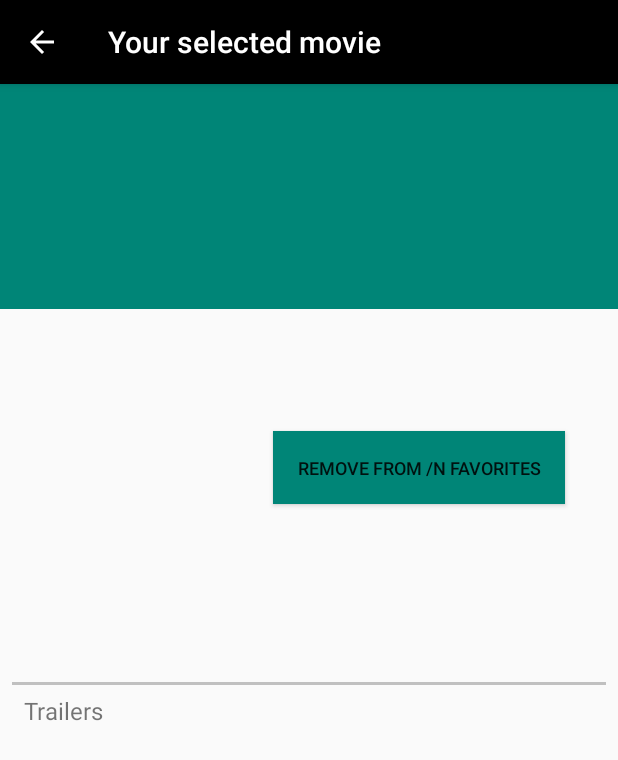
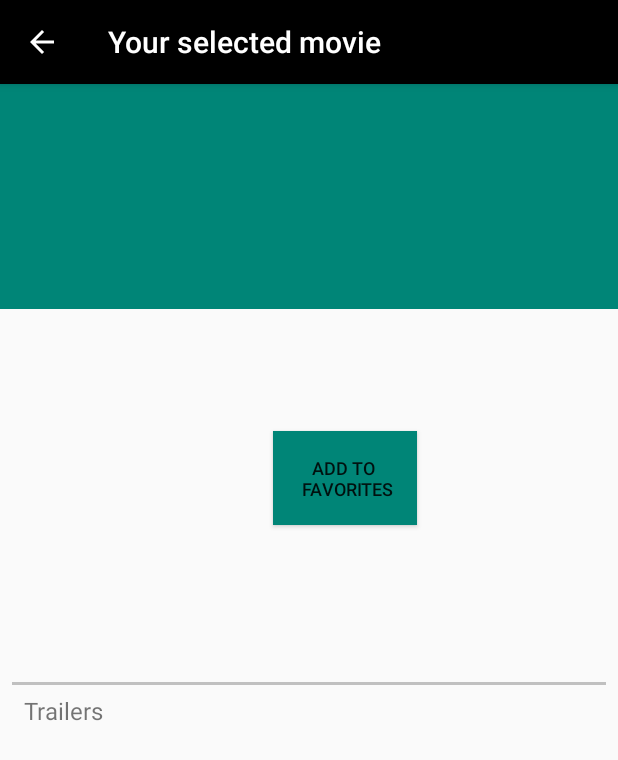
Before and after one commit to estherguiuhernandez/MoviesAppStage2, an Android app: the MovieDetailsActivity screen opened directly, with no data from a screen before it, on a phone screen of 412 x 824 dp. Shown: the top 760 px of the screen. Run offline under Robolectric (Android 15) with nearby library versions, the phone set to English and light mode, and no system bars; our stand-ins replace Room's generated code; pictures from the network do not load; 6 statements that could not run were skipped.

```diff
--- a/app/src/main/java/com/example/moviesapp/database/FavoritesRepository.java
+++ b/app/src/main/java/com/example/moviesapp/database/FavoritesRepository.java
@@ -81,10 +81,10 @@ public class FavoritesRepository {
 
 
     // we need to perform database operations on background thread, need to do this manually
-    private static class LoadMovieFavoriteByIdAssyncTask extends AsyncTask<Integer, Void, LiveData<MovieFavorites>> {
+    private static class LoadMovieFavoriteByIdAssyncTask extends AsyncTask<Integer, Void, MovieFavorites> {
 
         private MovieFavoritesDao movieFavoritesDao;
-        private LiveData<MovieFavorites> movieFavorites;
+        private MovieFavorites movieFavorites;
         private MovieDetailsActivity.OnAsyncTaskCompleted listener;
         private boolean doesmovieExists = false;
 
@@ -94,13 +94,13 @@ public class FavoritesRepository {
         }
 
         @Override
-        protected LiveData<MovieFavorites> doInBackground(Integer... movieId) {
+        protected MovieFavorites doInBackground(Integer... movieId) {
             this.movieFavorites = movieFavoritesDao.loadMovieById(movieId[0]);
             return movieFavorites;
         }
 
         @Override
-        protected void onPostExecute(LiveData<MovieFavorites> movieFavoritesLiveData) {
+        protected void onPostExecute(MovieFavorites movieFavorites) {
             doesmovieExists = movieFavorites != null;
             listener.onTaskCompleted(doesmovieExists);
         }
--- a/app/src/main/java/com/example/moviesapp/database/MovieFavoritesDao.java
+++ b/app/src/main/java/com/example/moviesapp/database/MovieFavoritesDao.java
@@ -14,13 +14,13 @@ public interface MovieFavoritesDao {
     @Insert(onConflict = OnConflictStrategy.IGNORE)
     void insert(MovieFavorites movie);
 
-    @Query("DELETE FROM favorites_table WHERE movieId =:id")
-    void delete(int id);
+    @Query("DELETE FROM favorites_table WHERE movieId =:mid")
+    void delete(int mid);
 
     @Query("SELECT * FROM favorites_table")
     LiveData<List<MovieFavorites>> getAllMovies();
 
-    @Query("SELECT * FROM favorites_table WHERE movieId = :id")
-    LiveData<MovieFavorites> loadMovieById(int id);
+    @Query("SELECT * FROM favorites_table WHERE movieId = :mid")
+    MovieFavorites loadMovieById(int mid);
 
 }
--- a/app/src/main/res/values/strings.xml
+++ b/app/src/main/res/values/strings.xml
@@ -17,7 +17,7 @@
     <string name="trailer_text">Trailer %1$d</string>
     <string name="review_text">Review %1$d</string>
     <string name="favorites">Favorites</string>
-    <string name="button_favorites_text_remove">Remove from /n favorites</string>
-    <string name="button_favorites_add_text">Add to /n favorites</string>
+    <string name="button_favorites_text_remove">Remove from \n favorites</string>
+    <string name="button_favorites_add_text">Add to \n favorites</string>
 
 </resources>
```
